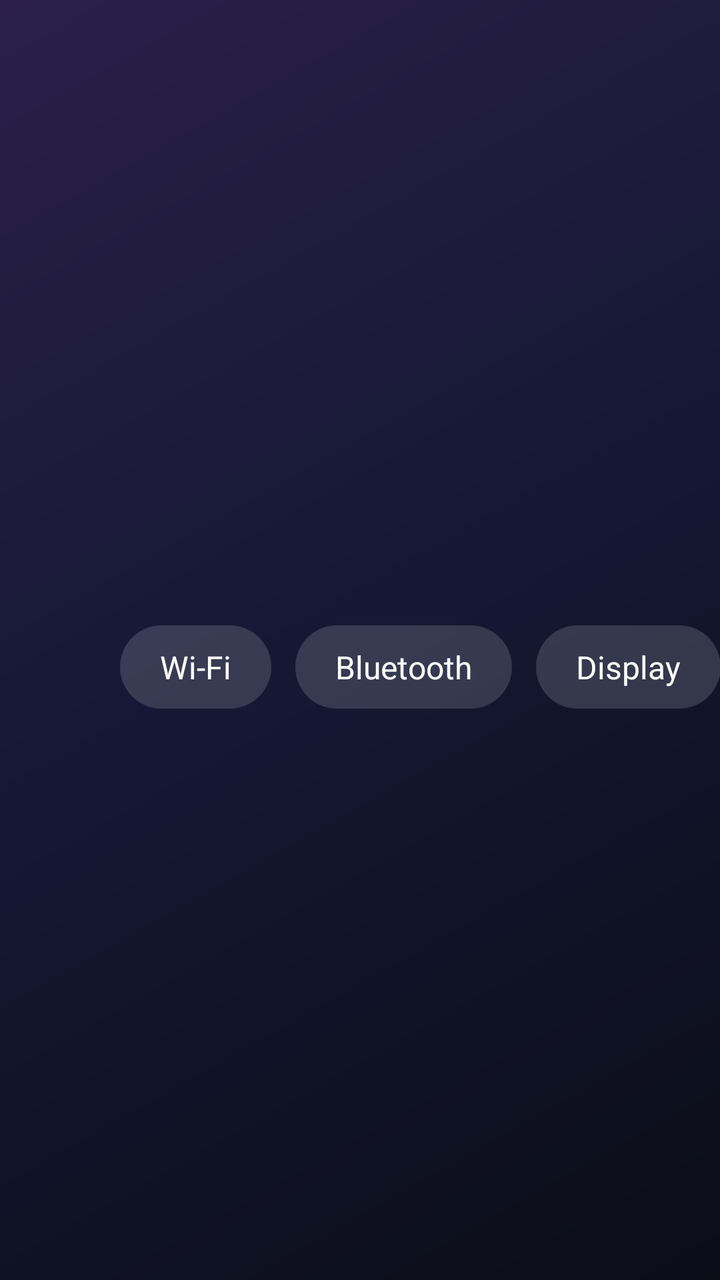
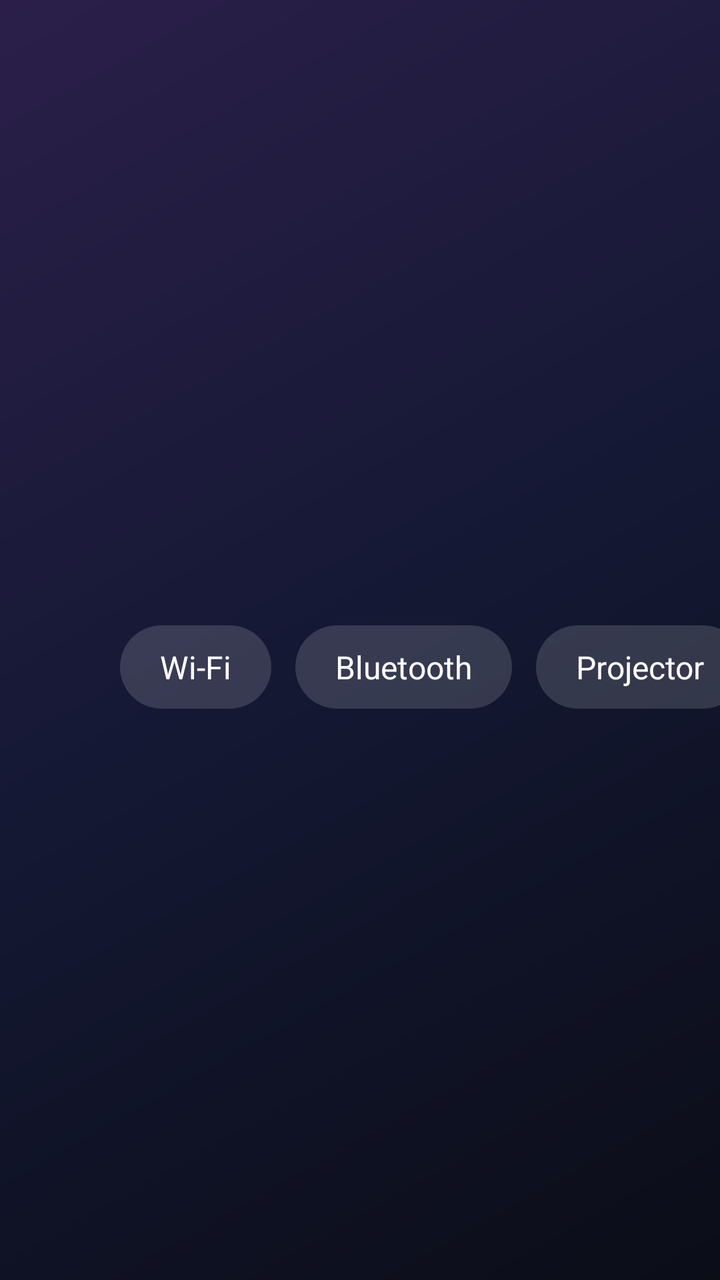

Screens rendered from an Android XML layout before and after an edit, with the pre-edit source and the edit as a unified diff.
<!-- AndroidManifest.xml: application theme Theme.ProjectorLauncher -->
<!-- res/layout/activity_main.xml -->
<?xml version="1.0" encoding="utf-8"?>
<FrameLayout xmlns:android="http://schemas.android.com/apk/res/android"
    android:layout_width="match_parent"
    android:layout_height="match_parent"
    android:background="@drawable/bg_home">

    
    <LinearLayout
        android:layout_width="match_parent"
        android:layout_height="match_parent"
        android:clipChildren="false"
        android:clipToPadding="false"
        android:orientation="vertical"
        android:paddingStart="48dp"
        android:paddingTop="27dp"
        android:paddingEnd="48dp">

        <LinearLayout
            android:layout_width="match_parent"
            android:layout_height="wrap_content"
            android:gravity="center_vertical"
            android:orientation="horizontal">

            <LinearLayout
                android:layout_width="0dp"
                android:layout_height="wrap_content"
                android:layout_weight="1"
                android:orientation="vertical">

                <TextClock
                    android:id="@+id/clock"
                    android:layout_width="wrap_content"
                    android:layout_height="wrap_content"
                    android:format12Hour="h:mm"
                    android:format24Hour="HH:mm"
                    android:textColor="@color/text_primary"
                    android:textSize="44sp"
                    android:textStyle="bold" />

                <TextClock
                    android:id="@+id/date"
                    android:layout_width="wrap_content"
                    android:layout_height="wrap_content"
                    android:format12Hour="EEEE, MMMM d"
                    android:format24Hour="EEEE, MMMM d"
                    android:textColor="@color/text_secondary"
                    android:textSize="16sp" />
            </LinearLayout>

            <TextView
                android:id="@+id/btn_wifi"
                style="@style/QuickButton"
                android:text="@string/wifi" />

            <TextView
                android:id="@+id/btn_bluetooth"
                style="@style/QuickButton"
                android:text="@string/bluetooth" />

            <TextView
                android:id="@+id/btn_display"
                style="@style/QuickButton"
                android:text="@string/display" />

            <TextView
                android:id="@+id/btn_settings"
                style="@style/QuickButton"
                android:text="@string/settings" />

            <TextView
                android:id="@+id/btn_launcher"
                style="@style/QuickButton"
                android:text="@string/launcher" />
        </LinearLayout>

        <TextView
            android:id="@+id/focused_title"
            android:layout_width="match_parent"
            android:layout_height="wrap_content"
            android:layout_marginTop="16dp"
            android:ellipsize="end"
            android:singleLine="true"
            android:textColor="@color/text_primary"
            android:textSize="24sp" />

        <TextView
            style="@style/SectionLabel"
            android:text="@string/favorites" />

        <androidx.recyclerview.widget.RecyclerView
            android:id="@+id/favorites_row"
            android:layout_width="match_parent"
            android:layout_height="114dp"
            android:clipChildren="false"
            android:clipToPadding="false"
            android:paddingTop="2dp"
            android:paddingBottom="2dp" />

        <TextView
            android:id="@+id/favorites_hint"
            android:layout_width="match_parent"
            android:layout_height="wrap_content"
            android:paddingTop="8dp"
            android:paddingBottom="8dp"
            android:text="@string/favorites_hint"
            android:textColor="@color/text_secondary"
            android:textSize="15sp"
            android:visibility="gone" />

        <TextView
            style="@style/SectionLabel"
            android:text="@string/all_apps" />

        <androidx.recyclerview.widget.RecyclerView
            android:id="@+id/all_apps"
            android:layout_width="match_parent"
            android:layout_height="0dp"
            android:layout_weight="1"
            android:clipChildren="false"
            android:clipToPadding="false"
            android:paddingBottom="27dp" />
    </LinearLayout>
</FrameLayout>
<!-- resources referenced by this layout -->
<resources>
  <color name="text_primary">#FFFFFFFF</color>
  <color name="text_secondary">#B3FFFFFF</color>
  <!-- drawable bg_home (drawable) -->
  <?xml version="1.0" encoding="utf-8"?>
  <shape xmlns:android="http://schemas.android.com/apk/res/android">
      <gradient
          android:angle="315"
          android:endColor="#FF0B0D17"
          android:centerColor="#FF141833"
          android:startColor="#FF2B1F4A" />
  </shape>
  <string name="all_apps">All apps</string>
  <string name="bluetooth">Bluetooth</string>
  <string name="display">Display</string>
  <string name="favorites">Favorites</string>
  <string name="favorites_hint">Hold OK (or press Menu) on any app to pin it here.</string>
  <string name="launcher">Launcher</string>
  <string name="settings">Settings</string>
  <string name="wifi">Wi-Fi</string>
  <style name="QuickButton">
          <item name="android:layout_width">wrap_content</item>
          <item name="android:layout_height">wrap_content</item>
          <item name="android:layout_marginStart">12dp</item>
          <item name="android:background">@drawable/quick_button_bg</item>
          <item name="android:clickable">true</item>
          <item name="android:focusable">true</item>
          <item name="android:paddingStart">20dp</item>
          <item name="android:paddingTop">10dp</item>
          <item name="android:paddingEnd">20dp</item>
          <item name="android:paddingBottom">10dp</item>
          <item name="android:textColor">@color/quick_button_text</item>
          <item name="android:textSize">16sp</item>
      </style>
  <style name="SectionLabel">
          <item name="android:layout_width">wrap_content</item>
          <item name="android:layout_height">wrap_content</item>
          <item name="android:layout_marginTop">12dp</item>
          <item name="android:textAllCaps">true</item>
          <item name="android:letterSpacing">0.1</item>
          <item name="android:textColor">@color/text_secondary</item>
          <item name="android:textSize">13sp</item>
      </style>
  <style name="Theme.ProjectorLauncher" parent="@android:style/Theme.Material.NoActionBar.Fullscreen">
          <item name="android:windowBackground">@color/window_background</item>
          <item name="android:windowShowWallpaper">false</item>
      </style>
  <!-- drawable quick_button_bg (drawable) -->
  <?xml version="1.0" encoding="utf-8"?>
  <selector xmlns:android="http://schemas.android.com/apk/res/android">
      <item android:state_focused="true">
          <shape>
              <corners android:radius="24dp" />
              <solid android:color="#FFFFFFFF" />
          </shape>
      </item>
      <item>
          <shape>
              <corners android:radius="24dp" />
              <solid android:color="#26FFFFFF" />
          </shape>
      </item>
  </selector>
  <color name="window_background">#FF0B0D17</color>
</resources>

<!-- the commit's change to res/layout/activity_main.xml (unified diff, before → after) -->
@@ -58,9 +58,9 @@
                 android:text="@string/bluetooth" />
 
             <TextView
-                android:id="@+id/btn_display"
+                android:id="@+id/btn_projector"
                 style="@style/QuickButton"
-                android:text="@string/display" />
+                android:text="@string/projector" />
 
             <TextView
                 android:id="@+id/btn_settings"
<!-- resource entries referenced after the edit -->
@@ -13,10 +13,10 @@
   </shape>
   <string name="all_apps">All apps</string>
   <string name="bluetooth">Bluetooth</string>
-  <string name="display">Display</string>
   <string name="favorites">Favorites</string>
   <string name="favorites_hint">Hold OK (or press Menu) on any app to pin it here.</string>
   <string name="launcher">Launcher</string>
+  <string name="projector">Projector</string>
   <string name="settings">Settings</string>
   <string name="wifi">Wi-Fi</string>
   <style name="QuickButton">
